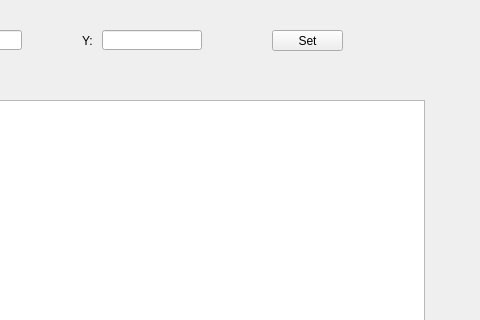
This is MainWindow.ui in dlgs5100/Voronoi-diagram_Divide-and-conquer as Qt 5 draws it before an edit; both pictures show x 228 to 708 and y 0 to 320 of the 708 by 827 pixel window. The edited form follows.
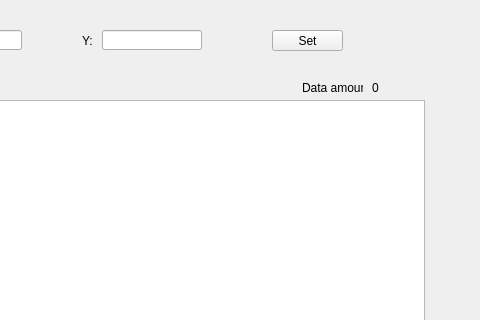
This is the edited form.

Commit message: two point, three collinear and output file complete(lab)

```diff
--- a/MainWindow.ui
+++ b/MainWindow.ui
@@ -200,6 +200,32 @@
      <string>null</string>
     </property>
    </widget>
+   <widget class="QLabel" name="labelDataAmount">
+    <property name="geometry">
+     <rect>
+      <x>530</x>
+      <y>80</y>
+      <width>61</width>
+      <height>16</height>
+     </rect>
+    </property>
+    <property name="text">
+     <string>Data amount:</string>
+    </property>
+   </widget>
+   <widget class="QLabel" name="labelAutoAmount">
+    <property name="geometry">
+     <rect>
+      <x>600</x>
+      <y>80</y>
+      <width>31</width>
+      <height>16</height>
+     </rect>
+    </property>
+    <property name="text">
+     <string>0</string>
+    </property>
+   </widget>
   </widget>
   <widget class="QMenuBar" name="menubar">
    <property name="geometry">
```
The commit also changes 2 other files.
